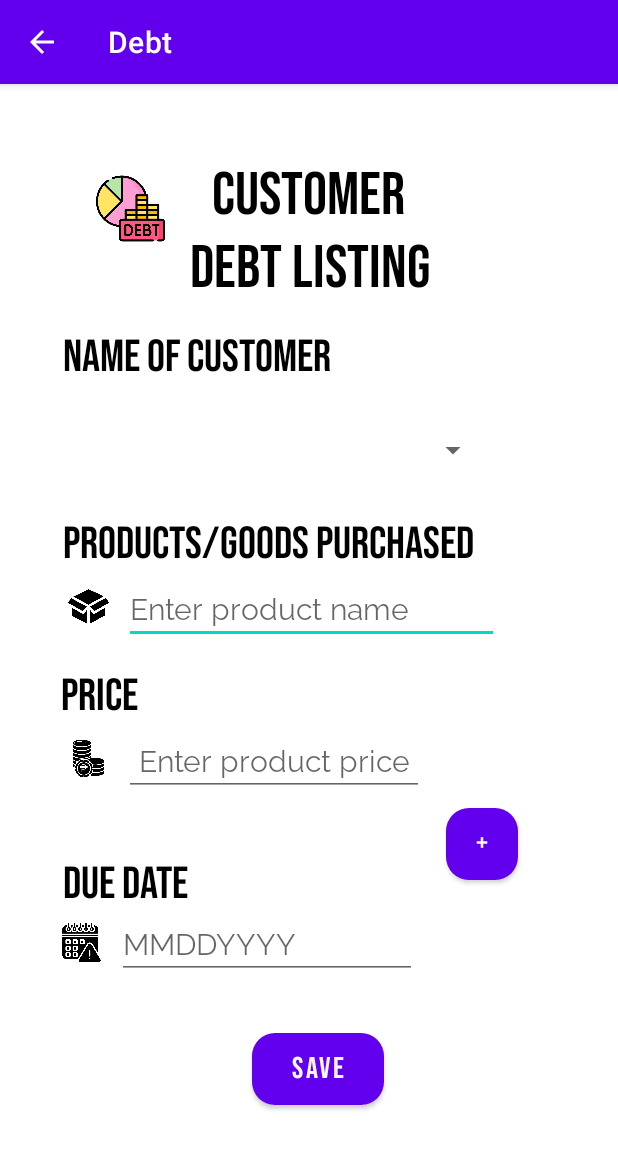
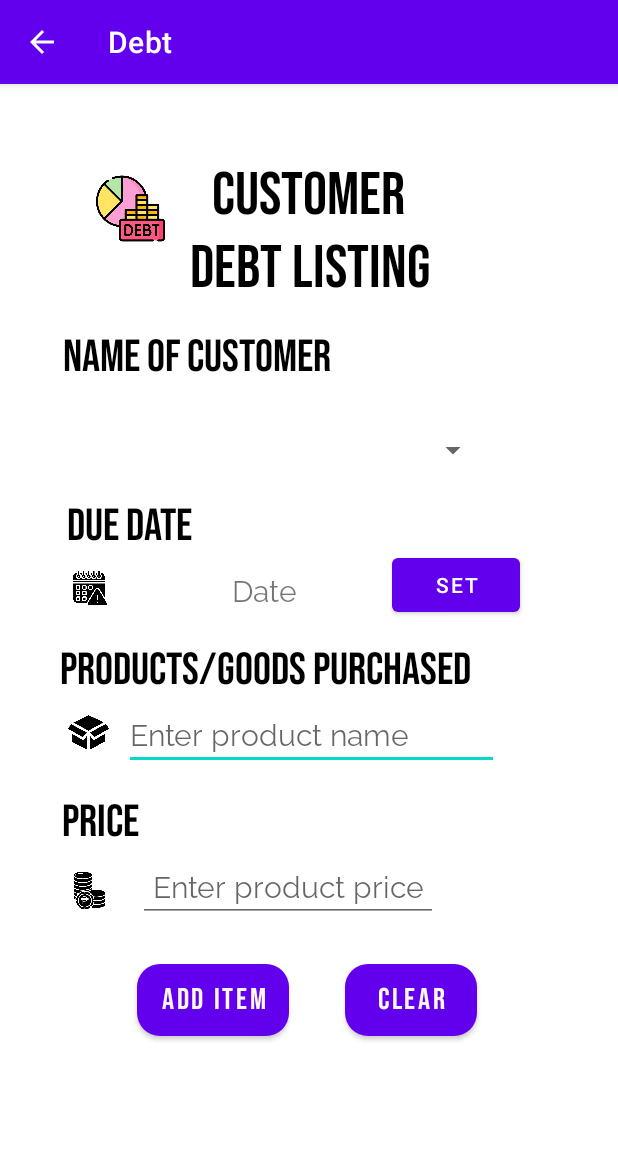
Before and after one commit to Giwithx/Debtabase, an Android app: the DebtActivity screen opened directly, with no data from a screen before it, on a phone screen of 412 x 824 dp. Shown: the top 1149 px of the screen. Run offline under Robolectric (Android 15) with nearby library versions, the phone set to English and light mode, and no system bars; our stand-ins replace Firebase (no records; nobody signed in at launch, a user with empty details on screens opened directly).

Commit message:
Version 1.3.4 - Debt List Calendar now working

```diff
--- /dev/null
+++ b/app/src/main/java/com/example/debtabase/CustomerDebtListModel.kt
@@ -0,0 +1,5 @@
+package com.example.debtabase
+
+data class CustomerDebtListModel(
+    var DebtList: String? = null
+)
--- a/app/src/main/java/com/example/debtabase/CustomerDebtModel.kt
+++ b/app/src/main/java/com/example/debtabase/CustomerDebtModel.kt
@@ -1,7 +1,6 @@
 package com.example.debtabase
 
 data class CustomerDebtModel(
-    var DebtFN: String? = null,
-    var DebtPrice: String? = null,
-    var DebtDate: String? = null
+    var DebtDate: String? = null,
+    var DebtPrice: String? = null
 )
--- a/app/src/main/java/com/example/debtabase/CustomerProdModel.kt
+++ /dev/null
@@ -1,5 +0,0 @@
-package com.example.debtabase
-
-data class CustomerProdModel(
-    var DebtProdName: String? = null
-)
--- a/app/src/main/java/com/example/debtabase/DebtActivity.kt
+++ b/app/src/main/java/com/example/debtabase/DebtActivity.kt
@@ -1,10 +1,13 @@
 package com.example.debtabase
 
+import android.app.DatePickerDialog
 import android.os.Bundle
+import android.os.CountDownTimer
 import android.view.View
 import android.widget.*
 import androidx.appcompat.app.AppCompatActivity
 import com.google.firebase.database.*
+import java.util.*
 import kotlin.collections.ArrayList
 
 
@@ -13,13 +16,15 @@ class DebtActivity : AppCompatActivity() {
     private lateinit var DebtSpinner: Spinner
     private lateinit var DebtProduct: EditText
     private lateinit var DebtProdPrice: EditText
-    private lateinit var DebtDueDate: EditText
+    private lateinit var tvDate: TextView
+    private lateinit var btnDate: Button
     private lateinit var btnAdd: Button
-    private lateinit var btnSave: Button
+    private lateinit var btnClear: Button
     private lateinit var spinnerList: ArrayList<String>
     private lateinit var adapter: ArrayAdapter<String>
     private lateinit var DebtContainer: String
-
+    private lateinit var DateContainer: String
+    private lateinit var Counter: String
 
     private lateinit var dbRefReg: DatabaseReference
     private lateinit var dbRefDebt: DatabaseReference
@@ -28,6 +33,7 @@ class DebtActivity : AppCompatActivity() {
         super.onCreate(savedInstanceState)
         setContentView(R.layout.activity_debt)
         val actionbar = supportActionBar
+
         actionbar!!.title = "Debt"
         actionbar.setDisplayHomeAsUpEnabled(true)
         actionbar.setDisplayHomeAsUpEnabled(true)
@@ -38,11 +44,12 @@ class DebtActivity : AppCompatActivity() {
         DebtSpinner = findViewById(R.id.textInputLayout2)
         DebtProduct = findViewById(R.id.txtProdName)
         DebtProdPrice = findViewById(R.id.txtPricesInp)
-        DebtDueDate = findViewById(R.id.txtDateInp)
+        tvDate = findViewById(R.id.tvDatePicker)
+        btnDate = findViewById(R.id.btnDatePicker)
         btnAdd = findViewById(R.id.btnAdd)
-        btnSave = findViewById(R.id.btnSaveProd)
+        btnClear = findViewById(R.id.btnClearData)
 
-
+        Counter = ""
         spinnerList = ArrayList()
         adapter = ArrayAdapter(this@DebtActivity, android.R.layout.simple_spinner_dropdown_item,
             spinnerList
@@ -51,74 +58,81 @@ class DebtActivity : AppCompatActivity() {
         DebtSpinner.adapter = adapter
         ShowData()
 
-        btnSave.setOnClickListener {
-            saveDebtData()
+        btnDate.setOnClickListener {
+            datepicker()
+        }
+
+        btnClear.setOnClickListener {
+            if(::DebtContainer.isInitialized && ::DateContainer.isInitialized){
+                clearDebtData()
+            }
+            else{
+                Toast.makeText(this@DebtActivity, "Please input data", Toast.LENGTH_SHORT).show()
+            }
         }
         btnAdd.setOnClickListener {
-            addDebtData()
+            if(::DebtContainer.isInitialized && ::DateContainer.isInitialized){
+                addDebtData()
+            }
+            else{
+                Toast.makeText(this@DebtActivity, "Please input data", Toast.LENGTH_SHORT).show()
+            }
         }
 
     }
-    private fun saveDebtData(){
+    private fun datepicker(){
+        val c = Calendar.getInstance()
+        val year = c.get(Calendar.YEAR)
+        val month = c.get(Calendar.MONTH)
+        val day = c.get(Calendar.DAY_OF_MONTH)
+        val dateText = tvDate
+        val dpd = DatePickerDialog(this, DatePickerDialog.OnDateSetListener { view, myear, mmonth, mday ->
+            dateText.text = "$myear-${mmonth+1}-$mday"
+            DateContainer = dateText.text.toString()
+        },year,month,day).show()
+    }
+    private fun addDebtData(){
         val DebtFN = DebtContainer
         val DebtPrice = DebtProdPrice.text.toString()
-        val DebtDate = DebtDueDate.text.toString()
+        val DebtDate = DateContainer
         val DebtProdList = DebtProduct.text.toString()
-
+        val Date = tvDate
         if(DebtProdList.isEmpty()){
             DebtProduct.error = "Please enter product."
         }
         if(DebtPrice.isEmpty()){
             DebtProdPrice.error = "Please enter product price"
         }
-        if(DebtDate.isEmpty()){
-            DebtDueDate.error = "Please enter due date."
+        if (Date.text.isEmpty() || Date.text.equals("Date")){
+            Toast.makeText(this@DebtActivity, "Please input Date", Toast.LENGTH_SHORT).show()
         }
-
-        val debtlist = CustomerDebtModel(DebtFN, DebtPrice, DebtDate)
-        val debtprod = CustomerProdModel(DebtProdList)
-
-        if(DebtPrice.isNotEmpty() && DebtDate.isNotEmpty()){
+        val debtlist = CustomerDebtModel(DebtDate,DebtPrice)
+        val debtprod = CustomerDebtListModel(DebtProdList)
+        if(DebtPrice.isNotEmpty() && DebtDate.isNotEmpty()&& Counter !="1"){
             dbRefDebt.child(DebtFN).child(DebtDate).setValue(debtlist).addOnCompleteListener {
                 Toast.makeText(this, "Data Successfully added.", Toast.LENGTH_LONG).show()
                 DebtProdPrice.text.clear()
-                DebtDueDate.text.clear()
-                if(DebtProdList.isNotEmpty()){
-                    dbRefDebt.child(DebtFN).child(DebtDate).child("debtProd").push().setValue(debtprod).addOnCompleteListener {
-                        DebtProduct.text.clear()
-                    }.addOnFailureListener { err2 ->
-                        Toast.makeText(this, "Error ${err2.message}", Toast.LENGTH_LONG).show()
-                    }
-                }
+                Counter = "1"
             }.addOnFailureListener { err ->
                 Toast.makeText(this, "Error ${err.message}", Toast.LENGTH_LONG).show()
             }
         }
-
-    }
-    private fun addDebtData(){
-        val DebtFN = DebtContainer
-        val DebtPrice = DebtProdPrice.text.toString()
-        val DebtProdList = DebtProduct.text.toString()
-        val DebtDate = DebtDueDate.text.toString()
-        if(DebtProdList.isEmpty()){
-            DebtProduct.error = "Please enter product."
-        }
-        if(DebtPrice.isEmpty()){
-            DebtProdPrice.error = "Please enter product price"
-        }
-        if(DebtDate.isEmpty()){
-            DebtDueDate.error = "Please enter due date."
-        }
-        val debtprod = CustomerProdModel(DebtProdList)
         if(DebtProdList.isNotEmpty() && DebtPrice.isNotEmpty()){
             dbRefDebt.child(DebtFN).child(DebtDate).child("debtProd").push().setValue(debtprod).addOnCompleteListener {
                 DebtProduct.text.clear()
-                DebtProdPrice.text.clear()
             }.addOnFailureListener { err3 ->
                 Toast.makeText(this, "Error ${err3.message}", Toast.LENGTH_LONG).show()
             }
         }
+
+    }
+    private fun clearDebtData(){
+        val Date = tvDate
+
+        Date.setText("Date")
+        DebtProdPrice.text.clear()
+        DebtProduct.text.clear()
+        Counter = ""
     }
     private fun ShowData() {
         dbRefReg!!.addValueEventListener(object : ValueEventListener {
--- a/app/src/main/res/layout/activity_debt.xml
+++ b/app/src/main/res/layout/activity_debt.xml
@@ -61,8 +61,9 @@
             android:textColor="#000000"
             android:textSize="30sp"
             app:layout_constraintEnd_toEndOf="parent"
+            app:layout_constraintHorizontal_bias="0.0"
             app:layout_constraintStart_toStartOf="parent"
-            app:layout_constraintTop_toBottomOf="@+id/textInputLayout2" />
+            app:layout_constraintTop_toBottomOf="@+id/tvDatePicker" />
 
         <TextView
             android:id="@+id/txtCustomerName2"
@@ -86,34 +87,11 @@
             android:layout_marginStart="75dp"
             android:layout_marginTop="16dp"
             android:layout_marginEnd="86dp"
-            android:spinnerMode="dropdown"
+            android:spinnerMode="dialog"
             app:layout_constraintEnd_toEndOf="parent"
             app:layout_constraintStart_toStartOf="parent"
-            app:layout_constraintTop_toBottomOf="@id/txtCustomerName2"/>
-
-<!--        <com.google.android.material.textfield.TextInputLayout-->
-<!--            android:id="@+id/textInputLayout2"-->
-<!--            style="@style/Widget.MaterialComponents.TextInputLayout.OutlinedBox.ExposedDropdownMenu"-->
-<!--            android:layout_width="250dp"-->
-<!--            android:layout_height="55dp"-->
-<!--            android:layout_marginStart="75dp"-->
-<!--            android:layout_marginTop="16dp"-->
-<!--            android:layout_marginEnd="86dp"-->
-<!--            android:hint="@string/name1"-->
-<!--            app:boxStrokeColor="#00BCD4"-->
-<!--            app:layout_constraintEnd_toEndOf="parent"-->
-<!--            app:layout_constraintStart_toStartOf="parent"-->
-<!--            app:layout_constraintTop_toBottomOf="@id/txtCustomerName2">-->
-
-<!--            <AutoCompleteTextView-->
-<!--                android:id="@+id/autoCompleteTextView"-->
-<!--                android:layout_width="match_parent"-->
-<!--                android:layout_height="match_parent"-->
-<!--                android:layout_weight="1"-->
-<!--                android:inputType="none"-->
-<!--                tools:ignore="TextContrastCheck"-->
-<!--                tools:text="Choose Customer Name" />-->
-<!--        </com.google.android.material.textfield.TextInputLayout>-->
+            app:layout_constraintTop_toBottomOf="@id/txtCustomerName2"
+            tools:ignore="SpeakableTextPresentCheck" />
 
 
         <EditText
@@ -134,6 +112,7 @@
             app:layout_constraintStart_toEndOf="@+id/imgProd"
             app:layout_constraintTop_toBottomOf="@+id/txtProducts" />
 
+
         <TextView
             android:id="@+id/txtPrices"
             android:layout_width="wrap_content"
@@ -146,15 +125,15 @@
             android:textColor="#000000"
             android:textSize="30sp"
             app:layout_constraintEnd_toEndOf="parent"
+            app:layout_constraintHorizontal_bias="1.0"
             app:layout_constraintStart_toStartOf="parent"
             app:layout_constraintTop_toBottomOf="@+id/txtProdName" />
-
 
         <EditText
             android:id="@+id/txtPricesInp"
             android:layout_width="200dp"
             android:layout_height="48dp"
-            android:layout_marginStart="10dp"
+            android:layout_marginEnd="120dp"
             android:ems="10"
             android:fontFamily="@font/raleway"
             android:hint="@string/enter_product_price"
@@ -164,7 +143,7 @@
             android:textAlignment="center"
             android:textColor="#000000"
             android:textSize="20sp"
-            app:layout_constraintStart_toEndOf="@+id/imgPeso"
+            app:layout_constraintEnd_toEndOf="parent"
             app:layout_constraintTop_toBottomOf="@+id/txtPrices"
             tools:ignore="TextContrastCheck" />
 
@@ -172,63 +151,43 @@
             android:id="@+id/txtDate"
             android:layout_width="wrap_content"
             android:layout_height="34dp"
-            android:layout_marginStart="40dp"
-            android:layout_marginTop="40dp"
-            android:layout_marginEnd="285dp"
+            android:layout_marginTop="4dp"
+            android:layout_marginEnd="284dp"
             android:fontFamily="@font/bebas_neue"
             android:text="@string/due_date"
             android:textColor="#000000"
             android:textSize="30sp"
             app:layout_constraintEnd_toEndOf="parent"
-            app:layout_constraintStart_toStartOf="parent"
-            app:layout_constraintTop_toBottomOf="@+id/txtPricesInp" />
-
-        <EditText
-            android:id="@+id/txtDateInp"
-            android:layout_width="200dp"
-            android:layout_height="48dp"
-            android:layout_marginEnd="139dp"
-            android:ems="10"
-            android:fontFamily="@font/raleway"
-            android:hint="@string/mmddyyyy"
-            android:importantForAutofill="no"
-            android:inputType="date"
-            android:minHeight="48dp"
-            android:textAlignment="textStart"
-            android:textColor="#000000"
-            android:textSize="20sp"
-            app:layout_constraintEnd_toEndOf="parent"
-            app:layout_constraintStart_toEndOf="@+id/imgDate"
-            app:layout_constraintTop_toBottomOf="@+id/txtDate" />
+            app:layout_constraintTop_toBottomOf="@+id/textInputLayout2" />
 
         <Button
             android:id="@+id/btnAdd"
-            android:layout_width="48dp"
+            android:layout_width="wrap_content"
             android:layout_height="wrap_content"
-            android:layout_marginStart="172dp"
-            android:layout_marginTop="8dp"
+            android:layout_marginStart="91dp"
+            android:layout_marginTop="28dp"
             android:background="@drawable/btn_orange_bg"
             android:fontFamily="@font/bebas_neue"
-            android:text="@string/add"
+            android:text="Add Item"
             android:textColor="#FDF8F8"
             android:textSize="20sp"
-            app:layout_constraintStart_toEndOf="@+id/txtDate"
+            app:layout_constraintStart_toStartOf="parent"
             app:layout_constraintTop_toBottomOf="@+id/txtPricesInp"
             tools:ignore="TextContrastCheck" />
 
         <Button
-            android:id="@+id/btnSaveProd"
+            android:id="@+id/btnClearData"
             android:layout_width="wrap_content"
             android:layout_height="wrap_content"
-            android:layout_marginStart="168dp"
-            android:layout_marginTop="36dp"
+            android:layout_marginTop="28dp"
+            android:layout_marginEnd="94dp"
             android:background="@drawable/btn_orange_bg"
             android:fontFamily="@font/bebas_neue"
-            android:text="@string/save"
+            android:text="Clear"
             android:textColor="#FDF8F8"
             android:textSize="20sp"
-            app:layout_constraintStart_toStartOf="parent"
-            app:layout_constraintTop_toBottomOf="@+id/txtDateInp"
+            app:layout_constraintEnd_toEndOf="parent"
+            app:layout_constraintTop_toBottomOf="@+id/txtPricesInp"
             tools:ignore="TextContrastCheck" />
 
         <ImageView
@@ -249,24 +208,45 @@
             android:layout_width="27dp"
             android:layout_height="30dp"
             android:layout_marginStart="45dp"
-            android:layout_marginTop="8dp"
+            android:layout_marginTop="12dp"
             android:contentDescription="@string/imgpeso"
             android:src="@drawable/peso"
             app:layout_constraintEnd_toStartOf="@+id/txtPricesInp"
+            app:layout_constraintHorizontal_bias="0.044"
             app:layout_constraintStart_toStartOf="parent"
             app:layout_constraintTop_toBottomOf="@+id/txtPrices" />
 
         <ImageView
             android:id="@+id/imgDate"
-            android:layout_width="27dp"
-            android:layout_height="31dp"
-            android:layout_marginStart="45dp"
-            android:layout_marginTop="8dp"
-            android:layout_marginEnd="10dp"
+            android:layout_width="24dp"
+            android:layout_height="28dp"
+            android:layout_marginStart="48dp"
+            android:layout_marginTop="12dp"
             android:contentDescription="@string/imgdate"
             android:src="@drawable/date"
-            app:layout_constraintEnd_toStartOf="@+id/txtDateInp"
             app:layout_constraintStart_toStartOf="parent"
+            app:layout_constraintTop_toBottomOf="@+id/txtDate" />
+
+        <Button
+            android:id="@+id/btnDatePicker"
+            android:layout_width="85dp"
+            android:layout_height="48dp"
+            android:layout_marginEnd="65dp"
+            android:text="set"
+            app:layout_constraintEnd_toEndOf="parent"
+            app:layout_constraintTop_toBottomOf="@+id/txtDate" />
+
+        <TextView
+            android:id="@+id/tvDatePicker"
+            android:layout_width="138dp"
+            android:layout_height="34dp"
+            android:layout_marginTop="12dp"
+            android:layout_marginEnd="16dp"
+            android:fontFamily="@font/raleway"
+            android:text="Date"
+            android:textAlignment="center"
+            android:textSize="20sp"
+            app:layout_constraintEnd_toStartOf="@+id/btnDatePicker"
             app:layout_constraintTop_toBottomOf="@+id/txtDate" />
 
 
```
